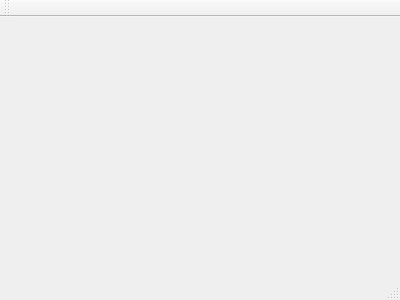
Old version of the form Flight/QTRender/mainwindow.ui in the repository plutoshe/GameEngine.
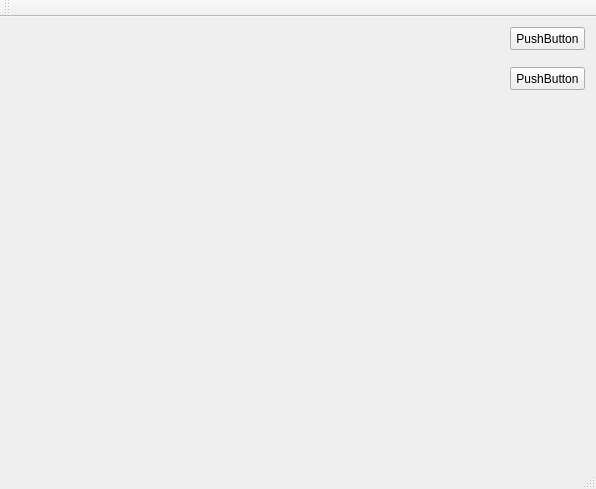
New version of the form.

Patch:
```diff
--- a/Flight/QTRender/mainwindow.ui
+++ b/Flight/QTRender/mainwindow.ui
@@ -1,24 +1,66 @@
 <ui version="4.0">
  <class>MainWindow</class>
- <widget class="QMainWindow" name="MainWindow" >
-  <property name="geometry" >
+ <widget class="QMainWindow" name="MainWindow">
+  <property name="geometry">
    <rect>
     <x>0</x>
     <y>0</y>
-    <width>400</width>
-    <height>300</height>
+    <width>596</width>
+    <height>489</height>
    </rect>
   </property>
   <property name="windowTitle" >
    <string>MainWindow</string>
   </property>
-  <widget class="QMenuBar" name="menuBar" />
-  <widget class="QToolBar" name="mainToolBar" />
-  <widget class="QWidget" name="centralWidget" />
-  <widget class="QStatusBar" name="statusBar" />
+  <widget class="QWidget" name="centralWidget">
+   <widget class="QPushButton" name="pushButton">
+    <property name="geometry">
+     <rect>
+      <x>510</x>
+      <y>10</y>
+      <width>75</width>
+      <height>23</height>
+     </rect>
+    </property>
+    <property name="text">
+     <string>PushButton</string>
+    </property>
+   </widget>
+   <widget class="QPushButton" name="pushButton_2">
+    <property name="geometry">
+     <rect>
+      <x>510</x>
+      <y>50</y>
+      <width>75</width>
+      <height>23</height>
+     </rect>
+    </property>
+    <property name="text">
+     <string>PushButton</string>
+    </property>
+   </widget>
+  </widget>
+  <widget class="QMenuBar" name="menuBar">
+   <property name="geometry">
+    <rect>
+     <x>0</x>
+     <y>0</y>
+     <width>596</width>
+     <height>23</height>
+    </rect>
+   </property>
+  </widget>
+  <widget class="QToolBar" name="mainToolBar">
+   <attribute name="toolBarArea">
+    <enum>TopToolBarArea</enum>
+   </attribute>
+   <attribute name="toolBarBreak">
+    <bool>false</bool>
+   </attribute>
+  </widget>
+  <widget class="QStatusBar" name="statusBar"/>
  </widget>
- <layoutDefault spacing="6" margin="11" />
- <pixmapfunction></pixmapfunction>
+ <layoutdefault spacing="6" margin="11"/>
  <resources/>
  <connections/>
 </ui>
```
Left out of the diff: 3 changed lines with no effect on the pictures.
